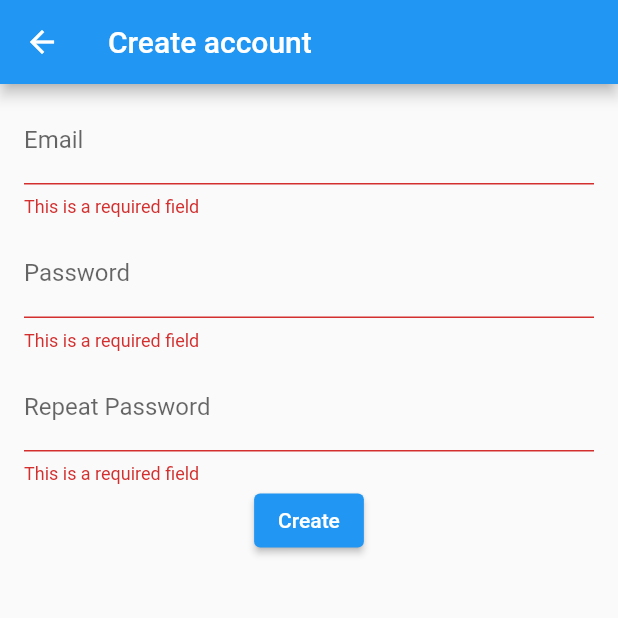
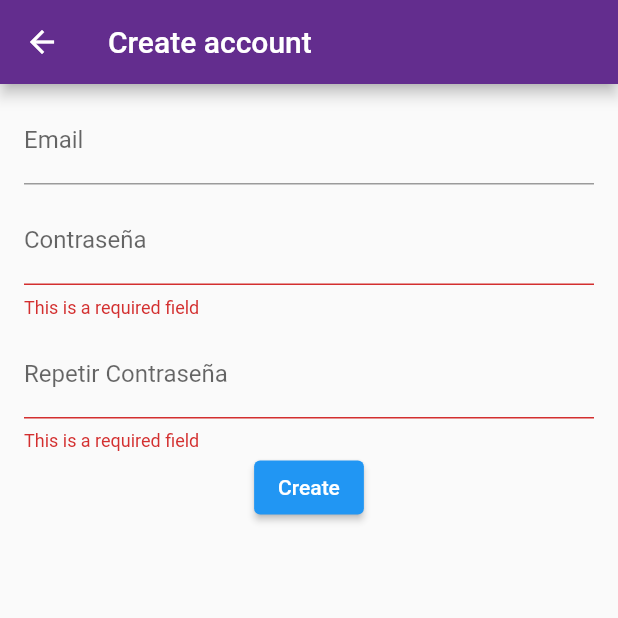
Before and after one commit to atamarones/MUJERESRADIO, a Flutter app: the EmailCreate screen opened by its route, after a tap on "Create", on a phone screen of 412 x 824 dp, the top half of it. Run offline on Flutter 3.47's test engine with Material 2 defaults, Android fonts, the phone set to English and light mode, and no system bars; our stand-ins replace cached_network_image, carousel_slider, cloud_firestore, equatable, firebase_auth, firebase_core and 6 more; missing offline and left inert: flutter_facebook_auth; accounts and stored records are empty; network calls fail; statements that could not run were skipped.

Commit message:
Mejoras en la pantalla de Registro

```diff
--- a/lib/controllers/email_create_controller.dart
+++ b/lib/controllers/email_create_controller.dart
@@ -13,7 +13,10 @@ class EmailCreateController extends GetxController {
   final isLoading = RxBool(false);
 
   String? emailValidator(String? value) {
-    return (value == null || value.isEmpty) ? 'This is a required field' : null;
+    //return (value == null || value.isEmpty) ? 'This is a required field' : null;
+    bool emailValid = RegExp(r'^.+@[a-zA-Z]+\.{1}[a-zA-Z]+(\.{0,1}[a-zA-Z]+)$').hasMatch(value!);
+    return (emailValid) ? 'Ingrese un email válido.' : null;
+
   }
 
   String? passwordValidator(String? value) {
--- a/lib/screens/email_create_screen.dart
+++ b/lib/screens/email_create_screen.dart
@@ -1,6 +1,8 @@
 import 'package:flutter/material.dart';
 import 'package:get/get.dart';
 import 'package:prueba_auth/controllers/email_create_controller.dart';
+
+import '../constants.dart';
 
 class EmailCreate extends StatelessWidget {
   final _formKey = GlobalKey<FormState>();
@@ -11,7 +13,10 @@ class EmailCreate extends StatelessWidget {
   Widget build(BuildContext context) {
     final emailController = Get.put(EmailCreateController());
     return Scaffold(
-      appBar: AppBar(title: const Text('Create account')),
+      appBar: AppBar(
+          title: const Text('Create account'),
+          backgroundColor: kPrimaryColor,
+      ),
       body: Form(
         key: _formKey,
         child: Padding(
@@ -27,7 +32,7 @@ class EmailCreate extends StatelessWidget {
                 visible: emailController.error.value?.isNotEmpty == true,
                 child: Text(
                   emailController.error.value ?? '',
-                  style: const TextStyle(color: Colors.red, fontSize: 24),
+                  style: const TextStyle(color: Colors.red, fontSize: 20),
                 ))),
             const SizedBox(
               height: 8,
@@ -42,7 +47,7 @@ class EmailCreate extends StatelessWidget {
             ),
             TextFormField(
               controller: emailController.passwordController,
-              decoration: const InputDecoration(labelText: 'Password'),
+              decoration: const InputDecoration(labelText: 'Contraseña'),
               validator: emailController.passwordValidator,
             ),
             const SizedBox(
@@ -50,7 +55,7 @@ class EmailCreate extends StatelessWidget {
             ),
             TextFormField(
               controller: emailController.repeatPasswordController,
-              decoration: const InputDecoration(labelText: 'Repeat Password'),
+              decoration: const InputDecoration(labelText: 'Repetir Contraseña'),
               validator: emailController.passwordValidator,
             ),
             Center(
--- a/lib/screens/home_screen/home_content_screen.dart
+++ b/lib/screens/home_screen/home_content_screen.dart
@@ -1,7 +1,6 @@
 import 'package:flutter/material.dart';
 import '../../components/staggered_grid_view.dart';
 import '../../components/static_image.dart';
-import '../../constants.dart';
 import 'components/carousel_card.dart';
 
 class MyHomeContent extends StatefulWidget {
```
Also changed, not shown: lib/screens/email_signin_screen.dart (+5 -2 lines), lib/screens/signin_screen/components/body.dart (+4 -3 lines).
